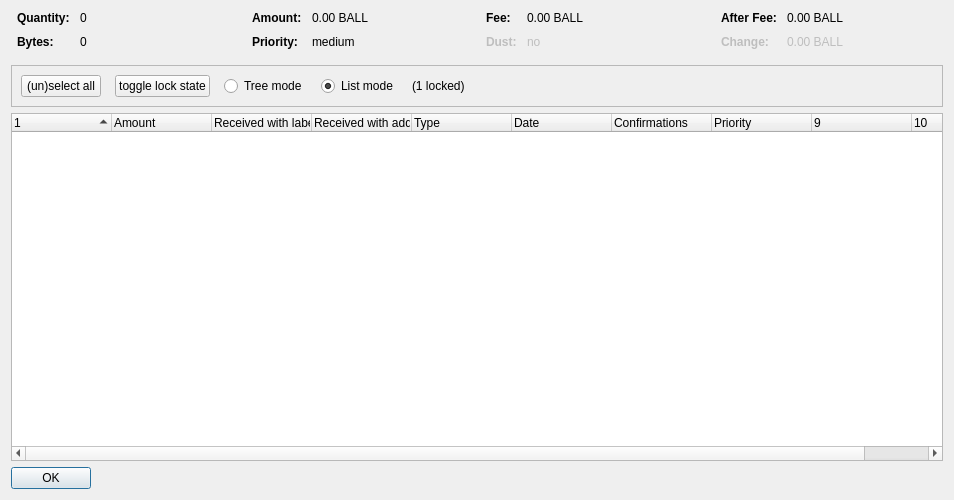
Before: the Qt Designer form src/qt/forms/coincontroldialog.ui in BALLcoin/BALLcoin, drawn with Qt 5.
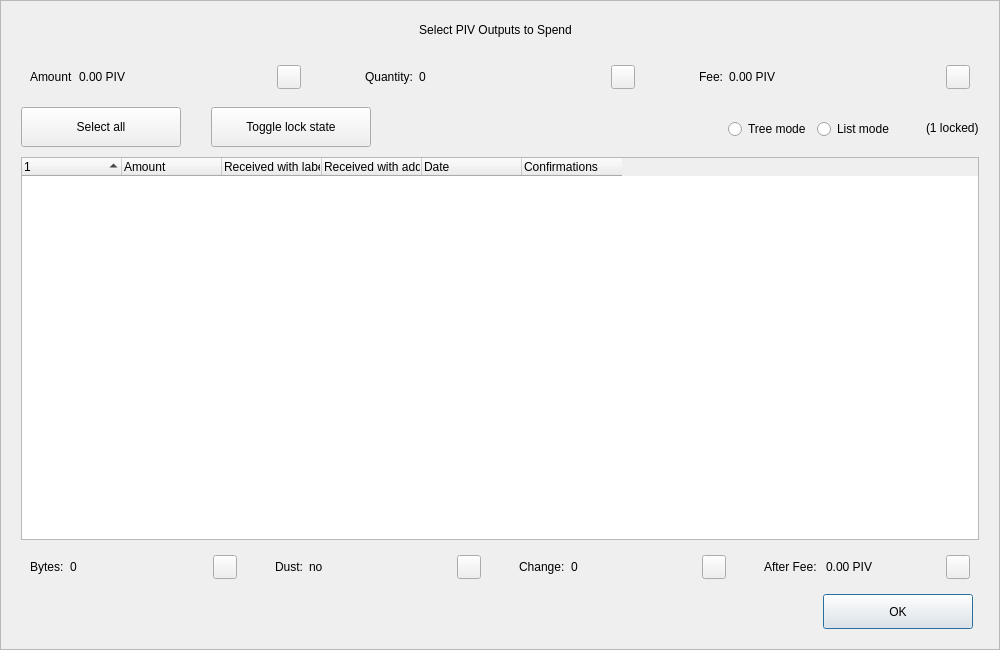
After: the same form once the commit is applied. Custom widgets are drawn as their Qt base class.

```diff
--- a/src/qt/forms/coincontroldialog.ui
+++ b/src/qt/forms/coincontroldialog.ui
@@ -6,50 +6,204 @@
    <rect>
     <x>0</x>
     <y>0</y>
-    <width>954</width>
-    <height>500</height>
+    <width>1000</width>
+    <height>650</height>
    </rect>
   </property>
+  <property name="minimumSize">
+   <size>
+    <width>950</width>
+    <height>650</height>
+   </size>
+  </property>
   <property name="windowTitle">
    <string>Coin Selection</string>
   </property>
+  <property name="styleSheet">
+   <string notr="true"/>
+  </property>
   <layout class="QVBoxLayout" name="verticalLayout">
-   <item>
-    <layout class="QHBoxLayout" name="horizontalLayoutTop" stretch="0,0,0,0">
+   <property name="spacing">
+    <number>0</number>
+   </property>
+   <property name="leftMargin">
+    <number>0</number>
+   </property>
      <property name="topMargin">
       <number>0</number>
      </property>
+   <property name="rightMargin">
+    <number>0</number>
+   </property>
      <property name="bottomMargin">
-      <number>10</number>
+    <number>0</number>
      </property>
      <item>
-      <layout class="QFormLayout" name="formLayoutCoinControl1">
-       <property name="horizontalSpacing">
-        <number>10</number>
-       </property>
-       <property name="verticalSpacing">
-        <number>10</number>
-       </property>
+    <widget class="QFrame" name="frameContainer">
+     <property name="toolTipDuration">
+      <number>0</number>
+     </property>
+     <property name="frameShape">
+      <enum>QFrame::StyledPanel</enum>
+     </property>
+     <property name="frameShadow">
+      <enum>QFrame::Raised</enum>
+     </property>
+     <layout class="QVBoxLayout" name="verticalLayout_2">
        <property name="leftMargin">
-        <number>6</number>
+       <number>0</number>
        </property>
        <property name="rightMargin">
-        <number>6</number>
-       </property>
-       <item row="0" column="0">
+       <number>0</number>
+      </property>
+      <property name="bottomMargin">
+       <number>20</number>
+      </property>
+      <item>
+       <layout class="QHBoxLayout" name="horizontalLayout_12">
+        <property name="spacing">
+         <number>0</number>
+        </property>
+        <property name="leftMargin">
+         <number>20</number>
+        </property>
+        <property name="rightMargin">
+         <number>30</number>
+        </property>
+        <item>
+         <spacer name="horizontalSpacer_4">
+          <property name="orientation">
+           <enum>Qt::Horizontal</enum>
+          </property>
+          <property name="sizeHint" stdset="0">
+           <size>
+            <width>40</width>
+            <height>20</height>
+           </size>
+          </property>
+         </spacer>
+        </item>
+        <item>
+         <widget class="QLabel" name="labelTitle">
+          <property name="minimumSize">
+           <size>
+            <width>0</width>
+            <height>40</height>
+           </size>
+          </property>
+          <property name="maximumSize">
+           <size>
+            <width>16777215</width>
+            <height>40</height>
+           </size>
+          </property>
+          <property name="text">
+           <string>Select PIV Outputs to Spend</string>
+          </property>
+          <property name="alignment">
+           <set>Qt::AlignCenter</set>
+          </property>
+          <property name="margin">
+           <number>7</number>
+          </property>
+         </widget>
+        </item>
+        <item>
+         <spacer name="horizontalSpacer_5">
+          <property name="orientation">
+           <enum>Qt::Horizontal</enum>
+          </property>
+          <property name="sizeHint" stdset="0">
+           <size>
+            <width>40</width>
+            <height>20</height>
+           </size>
+          </property>
+         </spacer>
+        </item>
+       </layout>
+      </item>
+      <item>
+       <layout class="QHBoxLayout" name="horizontalLayout_8">
+        <property name="leftMargin">
+         <number>20</number>
+        </property>
+        <property name="rightMargin">
+         <number>20</number>
+        </property>
+        <item>
+         <widget class="QWidget" name="layoutAmount" native="true">
+          <layout class="QHBoxLayout" name="horizontalLayout_9" stretch="0,1,0">
+           <item>
+            <widget class="QLabel" name="labelCoinControlAmountText">
+             <property name="text">
+              <string>Amount</string>
+             </property>
+            </widget>
+           </item>
+           <item>
+            <widget class="QLabel" name="labelCoinControlAmount">
+             <property name="text">
+              <string>0.00 PIV</string>
+             </property>
+            </widget>
+           </item>
+           <item alignment="Qt::AlignHCenter|Qt::AlignVCenter">
+            <widget class="QPushButton" name="pushButtonAmount">
+             <property name="minimumSize">
+              <size>
+               <width>0</width>
+               <height>24</height>
+              </size>
+             </property>
+             <property name="maximumSize">
+              <size>
+               <width>24</width>
+               <height>26</height>
+              </size>
+             </property>
+             <property name="focusPolicy">
+              <enum>Qt::NoFocus</enum>
+             </property>
+             <property name="styleSheet">
+              <string notr="true">padding-bottom:2px;
+padding-right:4px;</string>
+             </property>
+             <property name="text">
+              <string/>
+             </property>
+            </widget>
+           </item>
+          </layout>
+         </widget>
+        </item>
+        <item>
+         <spacer name="horizontalSpacer_2">
+          <property name="orientation">
+           <enum>Qt::Horizontal</enum>
+          </property>
+          <property name="sizeType">
+           <enum>QSizePolicy::Fixed</enum>
+          </property>
+          <property name="sizeHint" stdset="0">
+           <size>
+            <width>40</width>
+            <height>20</height>
+           </size>
+          </property>
+         </spacer>
+        </item>
+        <item>
+         <widget class="QWidget" name="layoutQuantity" native="true">
+          <layout class="QHBoxLayout" name="horizontalLayout_10" stretch="0,1,0">
+           <item>
         <widget class="QLabel" name="labelCoinControlQuantityText">
-         <property name="font">
-          <font>
-           <weight>75</weight>
-           <bold>true</bold>
-          </font>
-         </property>
          <property name="text">
           <string>Quantity:</string>
          </property>
         </widget>
        </item>
-       <item row="0" column="1">
+           <item>
         <widget class="QLabel" name="labelCoinControlQuantity">
          <property name="cursor">
           <cursorShape>IBeamCursor</cursorShape>
@@ -58,146 +212,66 @@
           <enum>Qt::ActionsContextMenu</enum>
          </property>
          <property name="text">
-          <string notr="true">0</string>
-         </property>
-         <property name="textInteractionFlags">
-          <set>Qt::LinksAccessibleByMouse|Qt::TextSelectableByKeyboard|Qt::TextSelectableByMouse</set>
-         </property>
-        </widget>
-       </item>
-       <item row="1" column="0">
-        <widget class="QLabel" name="labelCoinControlBytesText">
-         <property name="font">
-          <font>
-           <weight>75</weight>
-           <bold>true</bold>
-          </font>
-         </property>
-         <property name="text">
-          <string>Bytes:</string>
-         </property>
-        </widget>
-       </item>
-       <item row="1" column="1">
-        <widget class="QLabel" name="labelCoinControlBytes">
-         <property name="cursor">
-          <cursorShape>IBeamCursor</cursorShape>
-         </property>
-         <property name="contextMenuPolicy">
-          <enum>Qt::ActionsContextMenu</enum>
+              <string>0</string>
+             </property>
+            </widget>
+           </item>
+           <item alignment="Qt::AlignHCenter|Qt::AlignVCenter">
+            <widget class="QPushButton" name="pushButtonQuantity">
+             <property name="minimumSize">
+              <size>
+               <width>0</width>
+               <height>24</height>
+              </size>
+             </property>
+             <property name="maximumSize">
+              <size>
+               <width>24</width>
+               <height>26</height>
+              </size>
+             </property>
+             <property name="focusPolicy">
+              <enum>Qt::NoFocus</enum>
+             </property>
+             <property name="styleSheet">
+              <string notr="true">padding-bottom:2px;
+               padding-right:4px;</string>
          </property>
          <property name="text">
-          <string notr="true">0</string>
-         </property>
-         <property name="textInteractionFlags">
-          <set>Qt::LinksAccessibleByMouse|Qt::TextSelectableByKeyboard|Qt::TextSelectableByMouse</set>
-         </property>
+              <string/>
+             </property>
         </widget>
        </item>
       </layout>
+         </widget>
      </item>
      <item>
-      <layout class="QFormLayout" name="formLayoutCoinControl2">
-       <property name="horizontalSpacing">
-        <number>10</number>
-       </property>
-       <property name="verticalSpacing">
-        <number>10</number>
-       </property>
-       <property name="leftMargin">
-        <number>6</number>
-       </property>
-       <property name="rightMargin">
-        <number>6</number>
-       </property>
-       <item row="0" column="0">
-        <widget class="QLabel" name="labelCoinControlAmountText">
-         <property name="font">
-          <font>
-           <weight>75</weight>
-           <bold>true</bold>
-          </font>
-         </property>
-         <property name="text">
-          <string>Amount:</string>
-         </property>
-        </widget>
-       </item>
-       <item row="0" column="1">
-        <widget class="QLabel" name="labelCoinControlAmount">
-         <property name="cursor">
-          <cursorShape>IBeamCursor</cursorShape>
-         </property>
-         <property name="contextMenuPolicy">
-          <enum>Qt::ActionsContextMenu</enum>
-         </property>
-         <property name="text">
-          <string notr="true">0.00 BALL</string>
-         </property>
-         <property name="textInteractionFlags">
-          <set>Qt::LinksAccessibleByMouse|Qt::TextSelectableByKeyboard|Qt::TextSelectableByMouse</set>
-         </property>
-        </widget>
-       </item>
-       <item row="1" column="0">
-        <widget class="QLabel" name="labelCoinControlPriorityText">
-         <property name="font">
-          <font>
-           <weight>75</weight>
-           <bold>true</bold>
-          </font>
-         </property>
-         <property name="text">
-          <string>Priority:</string>
-         </property>
-        </widget>
-       </item>
-       <item row="1" column="1">
-        <widget class="QLabel" name="labelCoinControlPriority">
-         <property name="cursor">
-          <cursorShape>IBeamCursor</cursorShape>
-         </property>
-         <property name="contextMenuPolicy">
-          <enum>Qt::ActionsContextMenu</enum>
-         </property>
-         <property name="text">
-          <string>medium</string>
-         </property>
-         <property name="textInteractionFlags">
-          <set>Qt::LinksAccessibleByMouse|Qt::TextSelectableByKeyboard|Qt::TextSelectableByMouse</set>
-         </property>
-        </widget>
-       </item>
-      </layout>
-     </item>
+         <spacer name="horizontalSpacer_22">
+          <property name="orientation">
+           <enum>Qt::Horizontal</enum>
+          </property>
+          <property name="sizeType">
+           <enum>QSizePolicy::Fixed</enum>
+          </property>
+          <property name="sizeHint" stdset="0">
+           <size>
+            <width>40</width>
+            <height>20</height>
+           </size>
+          </property>
+         </spacer>
+        </item>
      <item>
-      <layout class="QFormLayout" name="formLayoutCoinControl3">
-       <property name="horizontalSpacing">
-        <number>10</number>
-       </property>
-       <property name="verticalSpacing">
-        <number>10</number>
-       </property>
-       <property name="leftMargin">
-        <number>6</number>
-       </property>
-       <property name="rightMargin">
-        <number>6</number>
-       </property>
-       <item row="0" column="0">
+         <widget class="QWidget" name="layoutFee" native="true">
+          <layout class="QHBoxLayout" name="horizontalLayout_11" stretch="0,1,0">
+           <item>
         <widget class="QLabel" name="labelCoinControlFeeText">
-         <property name="font">
-          <font>
-           <weight>75</weight>
-           <bold>true</bold>
-          </font>
-         </property>
          <property name="text">
           <string>Fee:</string>
          </property>
         </widget>
        </item>
-       <item row="0" column="1">
+           <item>
         <widget class="QLabel" name="labelCoinControlFee">
          <property name="cursor">
           <cursorShape>IBeamCursor</cursorShape>
@@ -206,129 +280,38 @@
           <enum>Qt::ActionsContextMenu</enum>
          </property>
          <property name="text">
-          <string notr="true">0.00 BALL</string>
-         </property>
-         <property name="textInteractionFlags">
-          <set>Qt::LinksAccessibleByMouse|Qt::TextSelectableByKeyboard|Qt::TextSelectableByMouse</set>
-         </property>
-        </widget>
-       </item>
-       <item row="1" column="0">
-        <widget class="QLabel" name="labelCoinControlLowOutputText">
-         <property name="enabled">
-          <bool>false</bool>
-         </property>
-         <property name="font">
-          <font>
-           <weight>75</weight>
-           <bold>true</bold>
-          </font>
-         </property>
-         <property name="text">
-          <string>Dust:</string>
-         </property>
-        </widget>
-       </item>
-       <item row="1" column="1">
-        <widget class="QLabel" name="labelCoinControlLowOutput">
-         <property name="enabled">
-          <bool>false</bool>
-         </property>
-         <property name="cursor">
-          <cursorShape>IBeamCursor</cursorShape>
-         </property>
-         <property name="contextMenuPolicy">
-          <enum>Qt::ActionsContextMenu</enum>
-         </property>
+              <string>0.00 PIV</string>
+             </property>
+            </widget>
+           </item>
+           <item alignment="Qt::AlignHCenter|Qt::AlignVCenter">
+            <widget class="QPushButton" name="pushButtonFee">
+             <property name="minimumSize">
+              <size>
+               <width>0</width>
+               <height>24</height>
+              </size>
+             </property>
+             <property name="maximumSize">
+              <size>
+               <width>24</width>
+               <height>26</height>
+              </size>
+             </property>
+             <property name="focusPolicy">
+              <enum>Qt::NoFocus</enum>
+             </property>
+             <property name="styleSheet">
+              <string notr="true">padding-bottom:2px;
+               padding-right:4px;</string>
+             </property>
          <property name="text">
-          <string>no</string>
-         </property>
-         <property name="textInteractionFlags">
-          <set>Qt::LinksAccessibleByMouse|Qt::TextSelectableByKeyboard|Qt::TextSelectableByMouse</set>
-         </property>
+              <string/>
+             </property>
         </widget>
        </item>
       </layout>
-     </item>
-     <item>
-      <layout class="QFormLayout" name="formLayoutCoinControl4">
-       <property name="horizontalSpacing">
-        <number>10</number>
-       </property>
-       <property name="verticalSpacing">
-        <number>10</number>
-       </property>
-       <property name="leftMargin">
-        <number>6</number>
-       </property>
-       <property name="rightMargin">
-        <number>6</number>
-       </property>
-       <item row="0" column="0">
-        <widget class="QLabel" name="labelCoinControlAfterFeeText">
-         <property name="font">
-          <font>
-           <weight>75</weight>
-           <bold>true</bold>
-          </font>
-         </property>
-         <property name="text">
-          <string>After Fee:</string>
-         </property>
-        </widget>
-       </item>
-       <item row="0" column="1">
-        <widget class="QLabel" name="labelCoinControlAfterFee">
-         <property name="cursor">
-          <cursorShape>IBeamCursor</cursorShape>
-         </property>
-         <property name="contextMenuPolicy">
-          <enum>Qt::ActionsContextMenu</enum>
-         </property>
-         <property name="text">
-          <string notr="true">0.00 BALL</string>
-         </property>
-         <property name="textInteractionFlags">
-          <set>Qt::LinksAccessibleByMouse|Qt::TextSelectableByKeyboard|Qt::TextSelectableByMouse</set>
-         </property>
-        </widget>
-       </item>
-       <item row="1" column="0">
-        <widget class="QLabel" name="labelCoinControlChangeText">
-         <property name="enabled">
-          <bool>false</bool>
-         </property>
-         <property name="font">
-          <font>
-           <weight>75</weight>
-           <bold>true</bold>
-          </font>
-         </property>
-         <property name="text">
-          <string>Change:</string>
-         </property>
-        </widget>
-       </item>
-       <item row="1" column="1">
-        <widget class="QLabel" name="labelCoinControlChange">
-         <property name="enabled">
-          <bool>false</bool>
-         </property>
-         <property name="cursor">
-          <cursorShape>IBeamCursor</cursorShape>
-         </property>
-         <property name="contextMenuPolicy">
-          <enum>Qt::ActionsContextMenu</enum>
-         </property>
-         <property name="text">
-          <string notr="true">0.00 BALL</string>
-         </property>
-         <property name="textInteractionFlags">
-          <set>Qt::LinksAccessibleByMouse|Qt::TextSelectableByKeyboard|Qt::TextSelectableByMouse</set>
-         </property>
-        </widget>
-       </item>
-      </layout>
+         </widget>
      </item>
     </layout>
    </item>
@@ -340,6 +323,11 @@
        <height>40</height>
       </size>
      </property>
+        <property name="styleSheet">
+         <string notr="true">#frame {
+	border:0;
+}</string>
+        </property>
      <property name="frameShape">
       <enum>QFrame::StyledPanel</enum>
      </property>
@@ -347,10 +335,25 @@
       <enum>QFrame::Sunken</enum>
      </property>
      <layout class="QHBoxLayout" name="horizontalLayout">
+         <property name="spacing">
+          <number>0</number>
+         </property>
+         <property name="leftMargin">
+          <number>20</number>
+         </property>
+         <property name="topMargin">
+          <number>0</number>
+         </property>
+         <property name="rightMargin">
+          <number>20</number>
+         </property>
+         <property name="bottomMargin">
+          <number>0</number>
+         </property>
       <item>
        <layout class="QHBoxLayout" name="horizontalLayoutPanel" stretch="0,0,0,0,0,0">
         <property name="spacing">
-         <number>14</number>
+            <number>20</number>
         </property>
         <item>
          <widget class="QPushButton" name="pushButtonSelectAll">
@@ -360,14 +363,51 @@
             <verstretch>0</verstretch>
            </sizepolicy>
           </property>
+             <property name="minimumSize">
+              <size>
+               <width>160</width>
+               <height>40</height>
+              </size>
+             </property>
+             <property name="maximumSize">
+              <size>
+               <width>16777215</width>
+               <height>40</height>
+              </size>
+             </property>
           <property name="text">
-           <string>(un)select all</string>
+              <string>Select all</string>
+             </property>
+             <property name="checkable">
+              <bool>true</bool>
+             </property>
+             <property name="checked">
+              <bool>false</bool>
+             </property>
+             <property name="autoExclusive">
+              <bool>false</bool>
           </property>
           <property name="autoDefault">
            <bool>false</bool>
           </property>
          </widget>
         </item>
+           <item>
+            <spacer name="horizontalSpacer_6">
+             <property name="orientation">
+              <enum>Qt::Horizontal</enum>
+             </property>
+             <property name="sizeType">
+              <enum>QSizePolicy::Fixed</enum>
+             </property>
+             <property name="sizeHint" stdset="0">
+              <size>
+               <width>10</width>
+               <height>20</height>
+              </size>
+             </property>
+            </spacer>
+           </item>
         <item>
          <widget class="QPushButton" name="pushButtonToggleLock">
           <property name="sizePolicy">
@@ -376,14 +416,60 @@
             <verstretch>0</verstretch>
            </sizepolicy>
           </property>
+             <property name="minimumSize">
+              <size>
+               <width>160</width>
+               <height>40</height>
+              </size>
+             </property>
+             <property name="maximumSize">
+              <size>
+               <width>16777215</width>
+               <height>40</height>
+              </size>
+             </property>
           <property name="text">
-           <string>toggle lock state</string>
+              <string>Toggle lock state</string>
+             </property>
+             <property name="checkable">
+              <bool>true</bool>
+             </property>
+             <property name="autoExclusive">
+              <bool>false</bool>
           </property>
           <property name="autoDefault">
            <bool>false</bool>
           </property>
          </widget>
         </item>
+           <item>
+            <spacer name="horizontalSpacer_7">
+             <property name="orientation">
+              <enum>Qt::Horizontal</enum>
+             </property>
+             <property name="sizeType">
+              <enum>QSizePolicy::Expanding</enum>
+             </property>
+             <property name="sizeHint" stdset="0">
+              <size>
+               <width>30</width>
+               <height>20</height>
+              </size>
+             </property>
+            </spacer>
+           </item>
+           <item alignment="Qt::AlignRight">
+            <widget class="QGroupBox" name="groupBox_2">
+             <property name="styleSheet">
+              <string notr="true">#groupBox_2 {
+    background-color:transparent;
+    border-radius:0;
+}</string>
+             </property>
+             <property name="title">
+              <string/>
+             </property>
+             <layout class="QHBoxLayout" name="horizontalLayout_14">
         <item>
          <widget class="QRadioButton" name="radioTreeMode">
           <property name="sizePolicy">
@@ -409,8 +495,11 @@
            <string>List mode</string>
           </property>
           <property name="checked">
-           <bool>true</bool>
-          </property>
+                 <bool>false</bool>
+                </property>
+               </widget>
+              </item>
+             </layout>
          </widget>
         </item>
         <item>
@@ -420,34 +509,32 @@
           </property>
          </widget>
         </item>
-        <item>
-         <spacer name="horizontalSpacer">
-          <property name="orientation">
-           <enum>Qt::Horizontal</enum>
-          </property>
-          <property name="sizeHint" stdset="0">
-           <size>
-            <width>40</width>
-            <height>20</height>
-           </size>
-          </property>
-         </spacer>
-        </item>
        </layout>
       </item>
      </layout>
     </widget>
    </item>
+      <item>
+       <layout class="QHBoxLayout" name="horizontalLayout_13">
+        <property name="leftMargin">
+         <number>20</number>
+        </property>
+        <property name="rightMargin">
+         <number>20</number>
+        </property>
    <item>
     <widget class="CoinControlTreeWidget" name="treeWidget">
      <property name="contextMenuPolicy">
       <enum>Qt::CustomContextMenu</enum>
      </property>
+          <property name="styleSheet">
+           <string notr="true"/>
+          </property>
      <property name="sortingEnabled">
       <bool>false</bool>
      </property>
      <property name="columnCount">
-      <number>10</number>
+           <number>6</number>
      </property>
      <attribute name="headerShowSortIndicator" stdset="0">
       <bool>true</bool>
@@ -475,11 +562,6 @@
        <string>Received with address</string>
       </property>
      </column>
-     <column>
-      <property name="text">
-       <string>Type</string>
-      </property>
-     </column>
      <column>
       <property name="text">
        <string>Date</string>
@@ -493,37 +575,247 @@
        <string>Confirmed</string>
       </property>
      </column>
-     <column>
+         </widget>
+        </item>
+       </layout>
+      </item>
+      <item>
+       <layout class="QHBoxLayout" name="horizontalLayout_3">
+        <property name="spacing">
+         <number>20</number>
+        </property>
+        <property name="leftMargin">
+         <number>20</number>
+        </property>
+        <property name="rightMargin">
+         <number>20</number>
+        </property>
+        <item>
+         <widget class="QWidget" name="layoutBytes" native="true">
+          <layout class="QHBoxLayout" name="horizontalLayout_4" stretch="0,1,0">
+           <item>
+            <widget class="QLabel" name="labelCoinControlBytesText">
       <property name="text">
-       <string>Priority</string>
-      </property>
-     </column>
-     <column>
+              <string>Bytes:</string>
+             </property>
+            </widget>
+           </item>
+           <item>
+            <widget class="QLabel" name="labelCoinControlBytes">
       <property name="text">
+              <string>0</string>
+             </property>
+            </widget>
+           </item>
+           <item alignment="Qt::AlignHCenter|Qt::AlignVCenter">
+            <widget class="QPushButton" name="pushButtonBytes">
+             <property name="minimumSize">
+              <size>
+               <width>0</width>
+               <height>24</height>
+              </size>
+             </property>
+             <property name="maximumSize">
+              <size>
+               <width>24</width>
+               <height>26</height>
+              </size>
+             </property>
+             <property name="focusPolicy">
+              <enum>Qt::NoFocus</enum>
+             </property>
+             <property name="styleSheet">
+              <string notr="true">padding-bottom:2px;
+               padding-right:4px;</string>
+             </property>
+             <property name="text">
        <string/>
       </property>
-     </column>
-     <column>
+            </widget>
+           </item>
+          </layout>
+         </widget>
+        </item>
+        <item>
+         <widget class="QWidget" name="layoutDust" native="true">
+          <layout class="QHBoxLayout" name="horizontalLayout_5" stretch="0,1,0">
+           <item>
+            <widget class="QLabel" name="labelCoinControlLowOutputText">
       <property name="text">
+              <string>Dust:</string>
+             </property>
+            </widget>
+           </item>
+           <item>
+            <widget class="QLabel" name="labelCoinControlLowOutput">
+             <property name="text">
+              <string>no</string>
+             </property>
+            </widget>
+           </item>
+           <item alignment="Qt::AlignHCenter|Qt::AlignVCenter">
+            <widget class="QPushButton" name="pushButtonDust">
+             <property name="minimumSize">
+              <size>
+               <width>0</width>
+               <height>24</height>
+              </size>
+             </property>
+             <property name="maximumSize">
+              <size>
+               <width>24</width>
+               <height>26</height>
+              </size>
+             </property>
+             <property name="focusPolicy">
+              <enum>Qt::NoFocus</enum>
+             </property>
+             <property name="styleSheet">
+              <string notr="true">padding-bottom:2px;
+               padding-right:4px;</string>
+             </property>
+             <property name="text">
        <string/>
       </property>
-     </column>
-    </widget>
-   </item>
+            </widget>
+           </item>
+          </layout>
+         </widget>
+        </item>
    <item>
-    <widget class="QDialogButtonBox" name="buttonBox">
-     <property name="sizePolicy">
-      <sizepolicy hsizetype="Maximum" vsizetype="Fixed">
-       <horstretch>0</horstretch>
-       <verstretch>0</verstretch>
-      </sizepolicy>
-     </property>
+         <widget class="QWidget" name="layoutChange" native="true">
+          <layout class="QHBoxLayout" name="horizontalLayout_6" stretch="0,1,0">
+           <item>
+            <widget class="QLabel" name="labelCoinControlChangeText">
+             <property name="text">
+              <string>Change:</string>
+             </property>
+            </widget>
+           </item>
+           <item>
+            <widget class="QLabel" name="labelCoinControlChange">
+             <property name="text">
+              <string>0</string>
+             </property>
+            </widget>
+           </item>
+           <item alignment="Qt::AlignHCenter|Qt::AlignVCenter">
+            <widget class="QPushButton" name="pushButtonChange">
+             <property name="minimumSize">
+              <size>
+               <width>0</width>
+               <height>24</height>
+              </size>
+             </property>
+             <property name="maximumSize">
+              <size>
+               <width>24</width>
+               <height>26</height>
+              </size>
+             </property>
+             <property name="focusPolicy">
+              <enum>Qt::NoFocus</enum>
+             </property>
+             <property name="styleSheet">
+              <string notr="true">padding-bottom:2px;
+               padding-right:4px;</string>
+             </property>
+             <property name="text">
+              <string/>
+             </property>
+            </widget>
+           </item>
+          </layout>
+         </widget>
+        </item>
+        <item>
+         <widget class="QWidget" name="layoutAfter" native="true">
+          <layout class="QHBoxLayout" name="horizontalLayout_7" stretch="0,1,0">
+           <item>
+            <widget class="QLabel" name="labelCoinControlAfterFeeText">
+             <property name="text">
+              <string>After Fee: </string>
+             </property>
+            </widget>
+           </item>
+           <item>
+            <widget class="QLabel" name="labelCoinControlAfterFee">
+             <property name="text">
+              <string>0.00 PIV</string>
+             </property>
+            </widget>
+           </item>
+           <item alignment="Qt::AlignHCenter|Qt::AlignVCenter">
+            <widget class="QPushButton" name="pushButtonAlterFee">
+             <property name="minimumSize">
+              <size>
+               <width>0</width>
+               <height>24</height>
+              </size>
+             </property>
+             <property name="maximumSize">
+              <size>
+               <width>24</width>
+               <height>26</height>
+              </size>
+             </property>
+             <property name="focusPolicy">
+              <enum>Qt::NoFocus</enum>
+             </property>
+             <property name="styleSheet">
+              <string notr="true">padding-bottom:2px;
+               padding-right:4px;</string>
+             </property>
+             <property name="text">
+              <string/>
+             </property>
+            </widget>
+           </item>
+          </layout>
+         </widget>
+        </item>
+       </layout>
+      </item>
+      <item>
+       <layout class="QHBoxLayout" name="horizontalLayout_2">
+        <property name="spacing">
+         <number>0</number>
+        </property>
+        <property name="leftMargin">
+         <number>20</number>
+        </property>
+        <property name="rightMargin">
+         <number>26</number>
+        </property>
+        <item>
+         <spacer name="horizontalSpacer_3">
      <property name="orientation">
       <enum>Qt::Horizontal</enum>
      </property>
-     <property name="standardButtons">
-      <set>QDialogButtonBox::Ok</set>
-     </property>
+          <property name="sizeHint" stdset="0">
+           <size>
+            <width>558</width>
+            <height>20</height>
+           </size>
+          </property>
+         </spacer>
+        </item>
+        <item>
+         <widget class="QPushButton" name="pushButtonOk">
+          <property name="minimumSize">
+           <size>
+            <width>150</width>
+            <height>35</height>
+           </size>
+          </property>
+          <property name="text">
+           <string>OK</string>
+          </property>
+         </widget>
+        </item>
+       </layout>
+      </item>
+     </layout>
     </widget>
    </item>
   </layout>
```
Left out of the diff: 12 changed lines with no effect on the pictures. Lines whose indentation alone changed are shown as unchanged.
